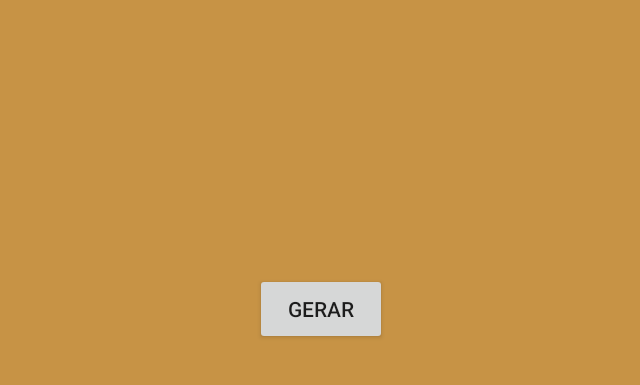
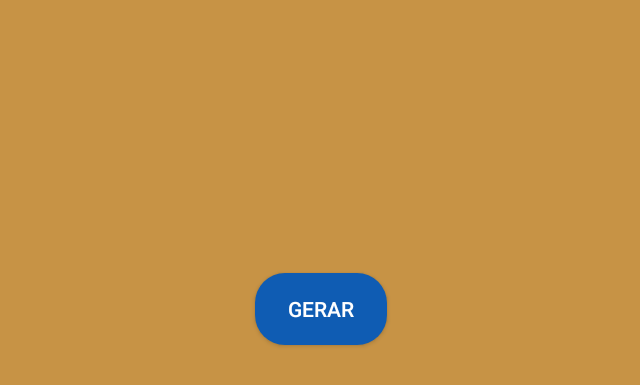
Before and after one commit to WilliamJonathan/micomimica, an Android app: the MainActivity screen opened directly, with no data from a screen before it, on a phone screen of 824 x 412 dp (held sideways). Shown: the top 385 px of the screen, without its empty margins (297-937 px from the left). Run offline under Robolectric (Android 15) with nearby library versions, the phone set to English and light mode, and no system bars; 12 statements that could not run were skipped.

Commit message:
Jonathan William

```diff
--- a/app/src/main/java/com/jtly/micomimica/activity/MainActivity.java
+++ b/app/src/main/java/com/jtly/micomimica/activity/MainActivity.java
@@ -1,17 +1,10 @@
 package com.jtly.micomimica.activity;
 
-import androidx.annotation.MainThread;
-import androidx.annotation.NonNull;
 import androidx.appcompat.app.AlertDialog;
 import androidx.appcompat.app.AppCompatActivity;
-import androidx.lifecycle.Lifecycle;
-import androidx.lifecycle.LifecycleObserver;
-import androidx.lifecycle.OnLifecycleEvent;
 
-import android.app.Activity;
 import android.content.DialogInterface;
 import android.os.Bundle;
-import android.os.CountDownTimer;
 import android.view.LayoutInflater;
 import android.view.View;
 import android.widget.Button;
@@ -22,11 +15,8 @@ import com.jtly.micomimica.R;
 
 import org.apache.commons.lang3.ArrayUtils;
 
-import java.lang.reflect.Array;
 import java.util.Arrays;
 import java.util.Collections;
-import java.util.List;
-import java.util.Random;
 
 public class MainActivity extends AppCompatActivity {
 
@@ -44,7 +34,7 @@ public class MainActivity extends AppCompatActivity {
     @Override
     protected void onCreate(Bundle savedInstanceState) {
         super.onCreate(savedInstanceState);
-        setContentView(R.layout.activity_main2);
+        setContentView(R.layout.activity_main);
 
         //palavra = findViewById(R.id.txtPalavra);
         //timer = findViewById(R.id.txtTimer);
--- a/app/src/main/res/drawable/bkg_botao_gerar.xml
+++ b/app/src/main/res/drawable/bkg_botao_gerar.xml
@@ -1,8 +1,9 @@
 <?xml version="1.0" encoding="utf-8"?>
-<shape xmlns:android="http://schemas.android.com/apk/res/android">
-    <stroke
-        android:color="#0F5CB3"
-        android:width="3dp"/>
-    <corners
-        android:radius="10dp"/>
-</shape>
+<selector xmlns:android="http://schemas.android.com/apk/res/android">
+    <item
+        android:state_pressed="false"
+        android:drawable="@drawable/bkg_btn_false"/>
+    <item
+        android:state_pressed="true"
+        android:drawable="@drawable/bkg_btn_true"/>
+</selector>
--- /dev/null
+++ b/app/src/main/res/drawable/bkg_btn_false.xml
@@ -0,0 +1,7 @@
+<?xml version="1.0" encoding="utf-8"?>
+<shape xmlns:android="http://schemas.android.com/apk/res/android">
+    <solid
+        android:color="#0F5CB3"/>
+    <corners
+        android:radius="20dp"/>
+</shape>
--- /dev/null
+++ b/app/src/main/res/drawable/bkg_btn_true.xml
@@ -0,0 +1,7 @@
+<?xml version="1.0" encoding="utf-8"?>
+<shape xmlns:android="http://schemas.android.com/apk/res/android">
+    <solid
+        android:color="#0A3C75"/>
+    <corners
+        android:radius="20dp"/>
+</shape>
--- a/app/src/main/res/layout/activity_main2.xml
+++ b/app/src/main/res/layout/activity_main.xml
@@ -19,7 +19,7 @@
         android:text="@string/equipe1"
         android:textSize="18sp"
         app:layout_constraintStart_toStartOf="parent"
-        app:layout_constraintTop_toTopOf="parent" />
+        app:layout_constraintTop_toTopOf="parent"/>
 
     <TextView
         android:id="@+id/txtEquipe2"
@@ -32,7 +32,7 @@
         android:text="@string/equipe2"
         android:textSize="18sp"
         app:layout_constraintStart_toEndOf="@+id/txtEquipe1"
-        app:layout_constraintTop_toTopOf="parent" />
+        app:layout_constraintTop_toTopOf="parent"/>
 
     <Button
         android:id="@+id/btnGerar"
@@ -40,6 +40,9 @@
         android:layout_height="wrap_content"
         android:onClick="gerarPalavra"
         android:text="Gerar"
+        android:background="@drawable/bkg_botao_gerar"
+        android:textColor="#FFFFFF"
+        android:padding="10dp"
         app:layout_constraintBottom_toBottomOf="parent"
         app:layout_constraintEnd_toEndOf="parent"
         app:layout_constraintStart_toStartOf="parent"
```
